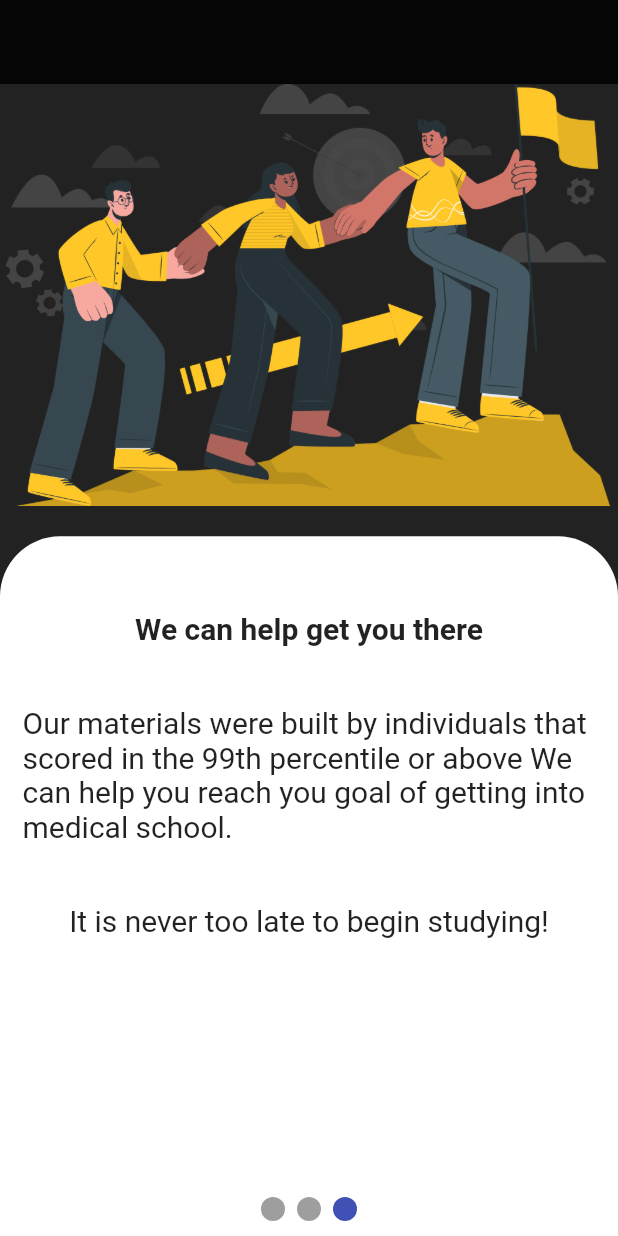
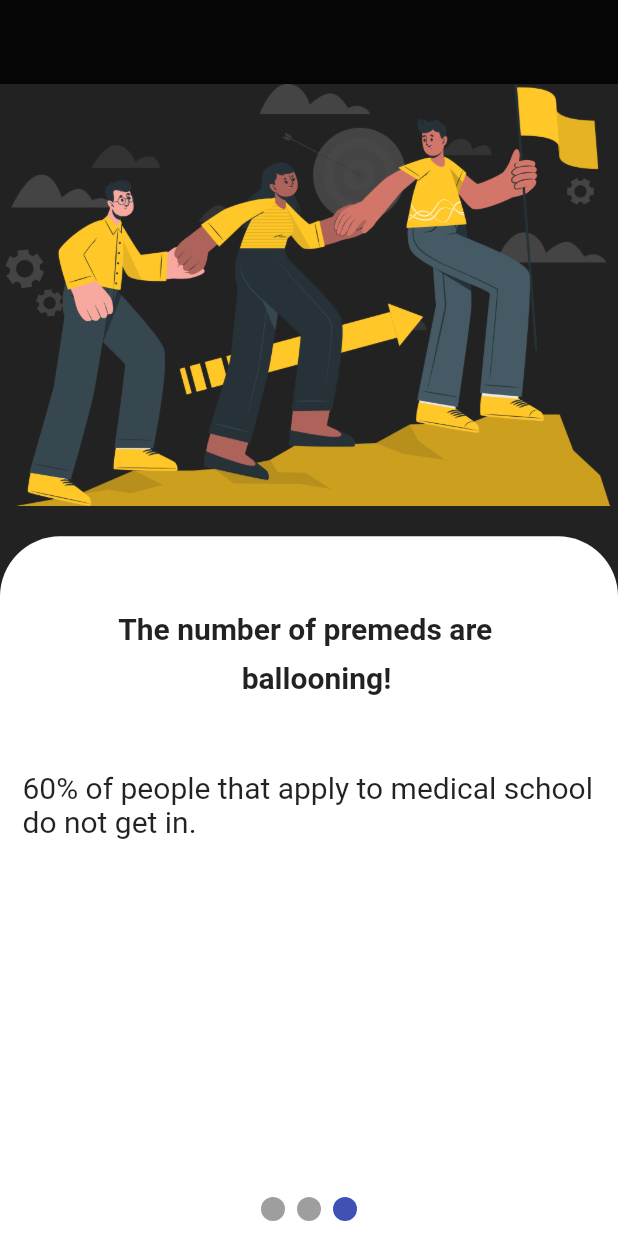
Before and after one commit to MudassirHussain-dev/flutter-page-indicator, a Flutter app: the screen it shows after launch, swiped to page 3, on a phone screen of 412 x 824 dp. Run offline on Flutter 3.47's test engine with Material 2 defaults, Android fonts, the phone set to English and light mode, and no system bars; drawn by our look-alikes of smooth_page_indicator.

Commit message:
flutter page indicator

```diff
--- a/lib/screens/Screen2.dart
+++ b/lib/screens/Screen2.dart
@@ -35,7 +35,7 @@ class Screen2 extends StatelessWidget {
                               height: 50,
                             ),
                             Text(
-                              "We can help get you there",
+                              "The MCAT is the greate equalizer.",
                               style: TextStyle(
                                   fontSize: 20, fontWeight: FontWeight.bold),
                             ),
@@ -43,14 +43,14 @@ class Screen2 extends StatelessWidget {
                               height: 40,
                             ),
                             Text(
-                              "Our materials were built by individuals that scored in the 99th percentile or above We can help you reach you goal of getting into medical school.",
+                              "You are three times likelier to get into medical school if you score above a 510 on the MCAT.",
                               style: TextStyle(fontSize: 20),
                             ),
                             SizedBox(
                               height: 40,
                             ),
                             Text(
-                              "It is never too late to begin studying!",
+                              "It is the only metric on you medical school application that is standardized",
                               style: TextStyle(fontSize: 20),
                             )
                           ],
--- a/lib/screens/Screen3.dart
+++ b/lib/screens/Screen3.dart
@@ -35,24 +35,30 @@ class Screen3 extends StatelessWidget {
                               height: 50,
                             ),
                             Text(
-                              "We can help get you there",
+                              "The number of premeds are ",
                               style: TextStyle(
                                   fontSize: 20, fontWeight: FontWeight.bold),
                             ),
                             SizedBox(
-                              height: 40,
+                              height: 10,
                             ),
                             Text(
-                              "Our materials were built by individuals that scored in the 99th percentile or above We can help you reach you goal of getting into medical school.",
+                              "  ballooning!",
+                              style: TextStyle(
+                                  fontSize: 20, fontWeight: FontWeight.bold),
+                            ),
+
+                            SizedBox(
+                              height: 50,
+                            ),
+                            Text(
+                              "60% of people that apply to medical school do not get in.",
                               style: TextStyle(fontSize: 20),
                             ),
                             SizedBox(
                               height: 40,
                             ),
-                            Text(
-                              "It is never too late to begin studying!",
-                              style: TextStyle(fontSize: 20),
-                            )
+
                           ],
                         ),
                       )),
```
